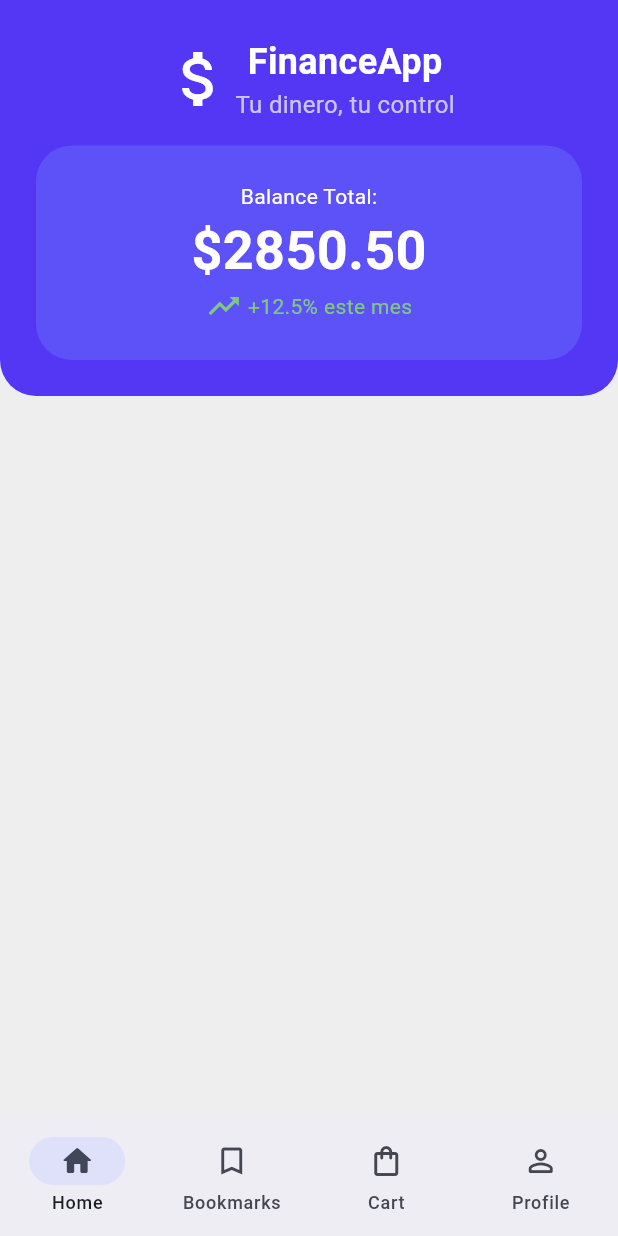
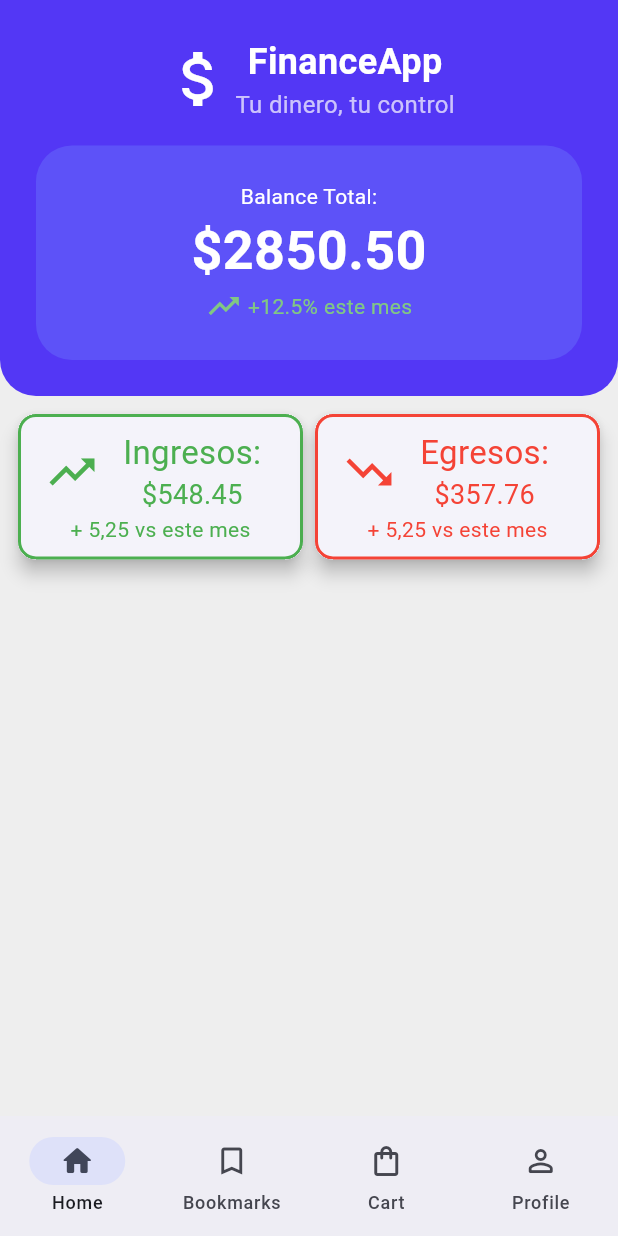
Before and after one commit to VECTOR416/Flutter-Manejo-Divisas, a Flutter app: the screen it shows after launch, on a phone screen of 412 x 824 dp. Run offline on Flutter 3.47's test engine with Material 3 defaults, Android fonts, the phone set to English and light mode, and no system bars; our stand-ins replace go_router.

Commit message:
refactor(homescreen): modificacion y adicion de cards para ingresos y egresos

```diff
--- a/lib/presentation/screens/home_screen.dart
+++ b/lib/presentation/screens/home_screen.dart
@@ -1,4 +1,5 @@
 import 'package:flutter/material.dart';
+import 'package:manejo_divisas/presentation/widgets/home-screen/secundary_cards.dart';
 import 'package:manejo_divisas/presentation/widgets/widgets.dart';
 
 class HomeScreen extends StatelessWidget {
@@ -9,11 +10,30 @@ class HomeScreen extends StatelessWidget {
   Widget build(BuildContext context) {
     return Scaffold(
       backgroundColor: Colors.grey[200],
-      body: SafeArea(child: Column(children: [_MainAppbar()])),
+      body: SafeArea(child: Column(children: [
+        _MainAppbar(),
+        SizedBox(height: 8),
+        Padding(
+          padding: EdgeInsets.only(left: 8, right: 8),
+          child: Row(
+            children: [
+              Expanded(child: SecundaryCard(label: 'Ingresos:', money: 548.45,  elevation: 5, isIncome: true)),
+              Expanded(child: SecundaryCard(label: 'Egresos:', money: 357.76,  elevation: 5, isIncome: false))
+            ],
+          ),
+        )
+        ])),
       bottomNavigationBar: CustomBottomNavigationBar(),
     );
   }
 }
+
+
+
+
+
+
+
 
 class _MainAppbar extends StatelessWidget {
   const _MainAppbar();
--- a/lib/presentation/widgets/home-screen/secundary_cards.dart
+++ b/lib/presentation/widgets/home-screen/secundary_cards.dart
@@ -3,38 +3,48 @@ import 'package:flutter/material.dart';
 class SecundaryCard extends StatelessWidget {
   final String label;
   final double money;
-  final Color color;
   final double elevation;
-  const SecundaryCard({super.key, required this.label, required this.money, required this.color, required this.elevation});
+  final bool isIncome;
+
+  const SecundaryCard({
+    super.key,
+    required this.label,
+    required this.money,
+    required this.elevation,
+    required this.isIncome,
+  });
 
   @override
   Widget build(BuildContext context) {
+    final Color mainColor = (isIncome) ? Colors.green : Colors.red;
+    final IconData icono = (isIncome) ? Icons.trending_up : Icons.trending_down;
     return Card(
       elevation: elevation,
       clipBehavior: Clip.hardEdge,
       child: InkWell(
         onTap: () {},
-        child: Padding(
-          padding: const EdgeInsets.fromLTRB(8, 5, 8, 5),
-          child: Container(
-            padding: EdgeInsets.all(16),
-            child: Row(
-              spacing: 10,
-              children: [
-                Icon(Icons.trending_up, color: color),
-                Column(
-                  children: [
-                    Text(label, style: TextStyle(fontSize: 20)),
-                    Text(
-                      '$money',
-                      style: TextStyle(fontSize: 20, color: color),
-                    ),
-                  ],
-                ),
-              ],
-            ),
+        child: Container(
+          padding: EdgeInsets.fromLTRB(16, 8, 16, 8),
+          decoration: BoxDecoration(
+            border: Border.all(color: mainColor, width: 2),
+            borderRadius: BorderRadius.all(Radius.circular(12))
           ),
-        ),
+          child: Column(
+            children: [
+              Row(
+                spacing: 16,
+                children: [
+                    Icon(icono, color: mainColor, size: 36),
+                    Column(children: [
+                      Text(label, textAlign: TextAlign.start, style: TextStyle(fontSize: 22, color: mainColor)),
+                      Text('\$$money' , style: TextStyle(fontSize: 18, color: mainColor))
+                    ],)
+                ],
+              ),
+              Text("+ 5,25 vs este mes", style: TextStyle(color: mainColor))
+            ],
+          )
+        )
       ),
     );
   }
```
